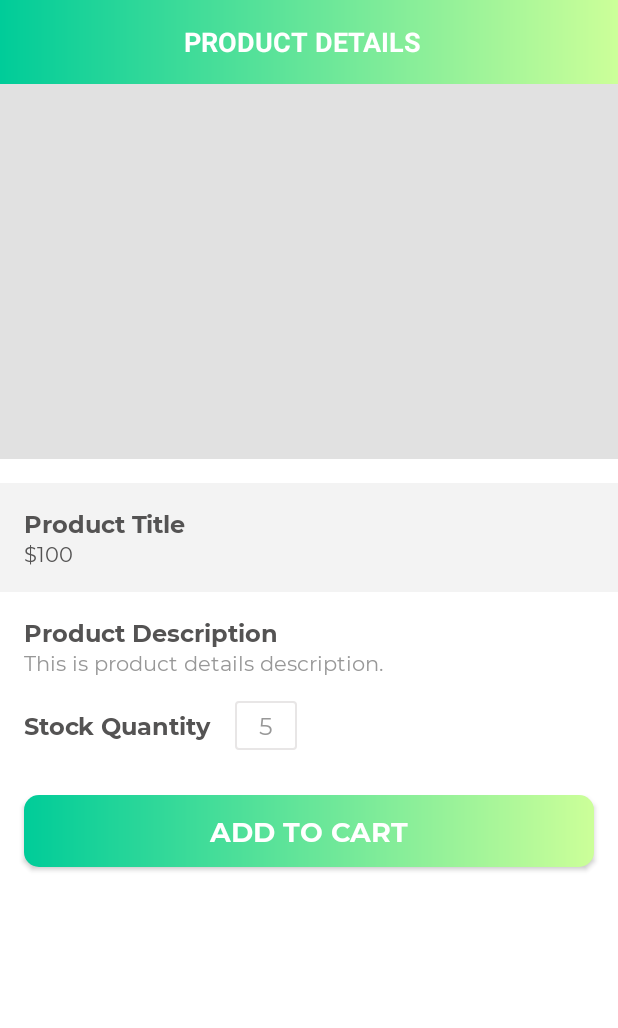
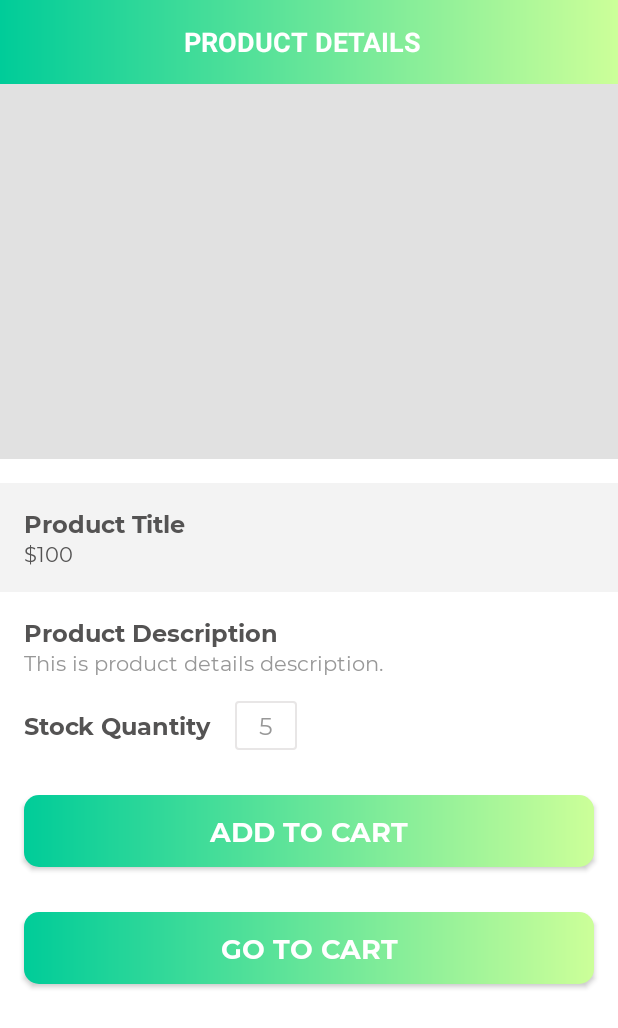
Before and after one commit to ArshiaSali/OfferMaze, an Android app: the layout activity_product_details.xml on its own in the app's theme, with its tools: preview values and no code run, on a phone screen of 412 x 824 dp. Shown: the top 1028 px of the screen. Run offline under Robolectric (Android 15) with nearby library versions, the phone set to English and light mode, and no system bars.

Commit message:
Show go to cart button if product already exists

```diff
--- a/app/src/main/java/sjsu/cmpe277arshia/offermaze/utils/Constants.kt
+++ b/app/src/main/java/sjsu/cmpe277arshia/offermaze/utils/Constants.kt
@@ -29,6 +29,7 @@ object Constants {
     const val EXTRA_PRODUCT_OWNER_ID: String = "extra_product_owner_id"
     const val DEFAULT_CART_QUANTITY: String = "1"
     const val CART_ITEMS : String = "cart_items"
+    const val PRODUCT_ID : String = "product_id"
 
     fun showImageChooser(activity: Activity) {
         // An intent for launching the image selection of phone storage.
--- a/app/src/main/res/layout/activity_product_details.xml
+++ b/app/src/main/res/layout/activity_product_details.xml
@@ -166,6 +166,29 @@
                 app:layout_constraintTop_toBottomOf="@id/ll_product_details_quantity"
                 tools:visibility="visible" />
 
+            <sjsu.cmpe277arshia.offermaze.utils.CustomButton
+                android:id="@+id/btn_go_to_cart"
+                android:layout_width="match_parent"
+                android:layout_height="wrap_content"
+                android:layout_gravity="center"
+                android:layout_marginStart="16dp"
+                android:layout_marginTop="30dp"
+                android:layout_marginEnd="16dp"
+                android:layout_marginBottom="20dp"
+                android:background="@drawable/button_background"
+                android:foreground="?attr/selectableItemBackground"
+                android:gravity="center"
+                android:paddingTop="@dimen/btn_padding"
+                android:paddingBottom="@dimen/btn_padding"
+                android:text="@string/btn_lbl_go_to_cart"
+                android:textColor="@android:color/white"
+                android:textSize="@dimen/btn_textSize"
+                android:visibility="gone"
+                app:layout_constraintEnd_toEndOf="parent"
+                app:layout_constraintStart_toStartOf="parent"
+                app:layout_constraintTop_toBottomOf="@id/btn_add_to_cart"
+                tools:visibility="visible" />
+
         </androidx.constraintlayout.widget.ConstraintLayout>
     </ScrollView>
 </androidx.constraintlayout.widget.ConstraintLayout>
```
Also changed, not shown: app/src/main/java/sjsu/cmpe277arshia/offermaze/database/FireStoreClass.kt (+31 -0 lines), app/src/main/java/sjsu/cmpe277arshia/offermaze/ui/activities/ProductDetailsActivity.kt (+23 -0 lines).
